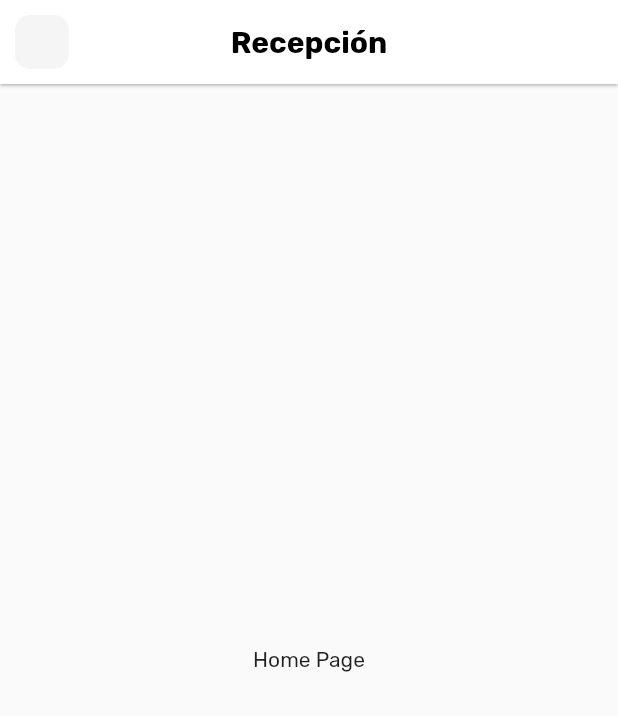
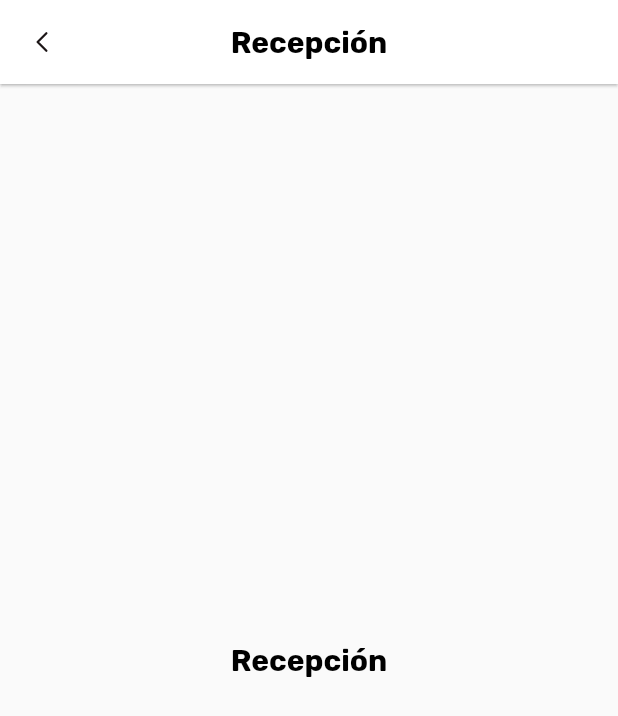
Before and after one commit to diaztunjano/dummy_meki_app, a Flutter app: the screen it shows after launch, on a phone screen of 412 x 824 dp. Shown: the top 716 px of the screen. Run offline on Flutter 3.47's test engine with Material 2 defaults, Android fonts, the phone set to English and light mode, and no system bars; our stand-ins replace flutter_svg.

Commit message:
feat: add left arrow to appbar (#1)
Co-authored-by: David Díaz <david@inventures.cl>

```diff
--- a/lib/pages/home.dart
+++ b/lib/pages/home.dart
@@ -1,4 +1,5 @@
 import 'package:flutter/material.dart';
+import 'package:flutter_svg/svg.dart';
 
 class HomePage extends StatelessWidget {
   const HomePage({super.key});
@@ -6,7 +7,22 @@ class HomePage extends StatelessWidget {
   @override
   Widget build(BuildContext context) {
     return Scaffold(
-      appBar: AppBar(
+      appBar: appBar(),
+      body: const Center(
+        child: Text(
+          'Recepción',
+          style: TextStyle(
+            fontSize: 20.0,
+            fontWeight: FontWeight.bold,
+            color: Colors.black,
+          ),
+        ),
+      ),
+    );
+  }
+
+  AppBar appBar() {
+    return AppBar(
       title: const Text(
         'Recepción',
         style: TextStyle(
@@ -20,14 +36,15 @@ class HomePage extends StatelessWidget {
       centerTitle: true,
       leading: Container(
         margin: const EdgeInsets.all(10.0),
-          decoration: BoxDecoration(
-            borderRadius: BorderRadius.circular(10.0),
-            color: Colors.grey[100],
+        alignment: Alignment.center,
+        decoration: const BoxDecoration(
+          color: Colors.white,
         ),
+        child: SvgPicture.asset(
+          'assets/icons/Arrow-Left.svg',
+          height: 20,
+          width: 20,
         ),
-      ),
-      body: const Center(
-        child: Text('Home Page'),
       ),
     );
   }
--- a/pubspec.yaml
+++ b/pubspec.yaml
@@ -58,8 +58,8 @@ flutter:
   uses-material-design: true
 
   # To add assets to your application, add an assets section, like this:
-  # assets:
-  #   - images/a_dot_burr.jpeg
+  assets:
+    - assets/icons/
   #   - images/a_dot_ham.jpeg
 
   # An image asset can refer to one or more resolution-specific "variants", see
```
Also changed, not shown: assets/icons/Arrow-Left.svg (added). Lines whose indentation alone changed are shown as unchanged.
